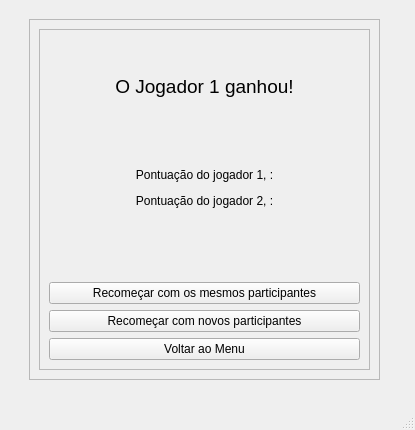
Qt form interfaceJogo.ui (augustovillar/stayingAlive) before a commit.
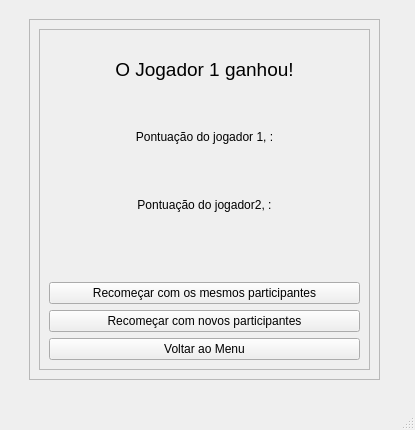
The same form after that commit. The open tabs and pages were chosen to show the change.

Commit message: jogo quase pronto

```diff
--- a/interfaceJogo.ui
+++ b/interfaceJogo.ui
@@ -812,7 +812,14 @@
             <item>
              <widget class="QLabel" name="pontuacaoFim">
               <property name="text">
-               <string>&lt;html&gt;&lt;head/&gt;&lt;body&gt;&lt;p align=&quot;center&quot;&gt;Pontuação do jogador 1, :&lt;/p&gt;&lt;p align=&quot;center&quot;&gt;Pontuação do jogador 2, :&lt;/p&gt;&lt;/body&gt;&lt;/html&gt;</string>
+               <string>&lt;html&gt;&lt;head/&gt;&lt;body&gt;&lt;p align=&quot;center&quot;&gt;Pontuação do jogador 1, :&lt;/p&gt;&lt;/body&gt;&lt;/html&gt;</string>
+              </property>
+             </widget>
+            </item>
+            <item>
+             <widget class="QLabel" name="pontuacaoFim2">
+              <property name="text">
+               <string>&lt;html&gt;&lt;head/&gt;&lt;body&gt;&lt;p align=&quot;center&quot;&gt;Pontuação do jogador2, :&lt;/p&gt;&lt;/body&gt;&lt;/html&gt;</string>
               </property>
              </widget>
             </item>
```
Left out of the diff: 4 changed lines with no effect on the pictures. The commit also changes 7 other files.
